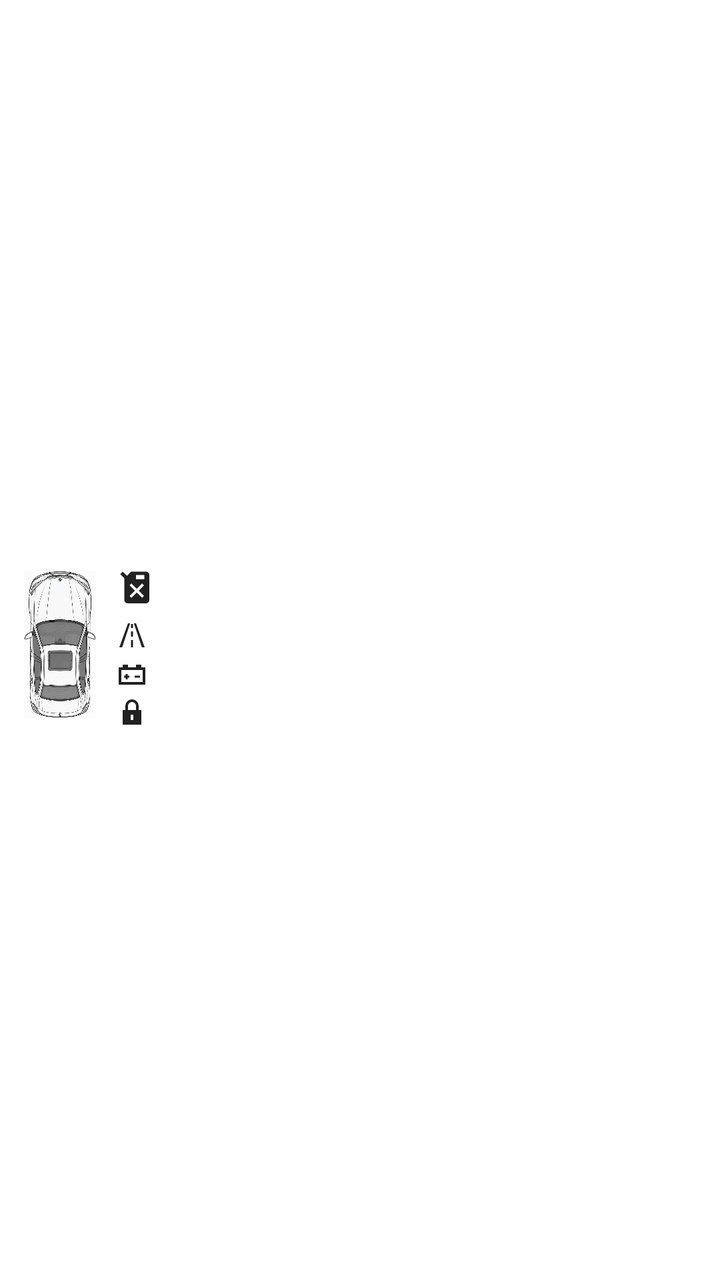
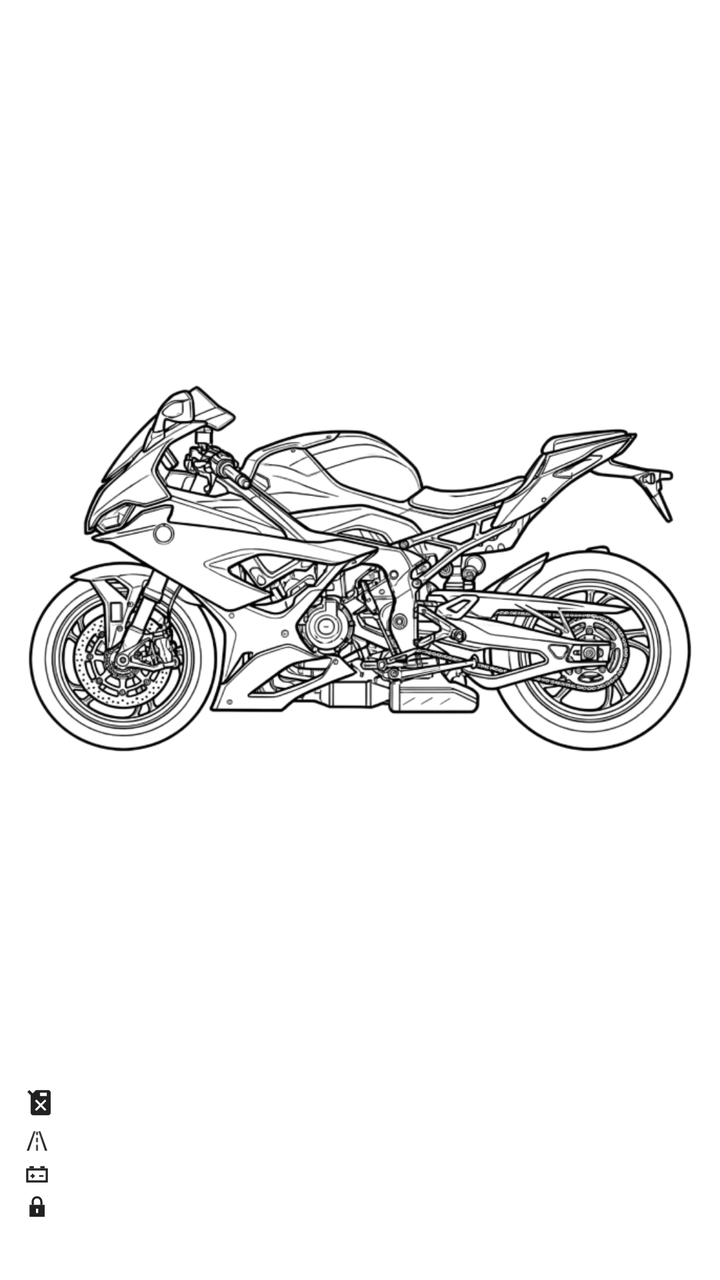

Two renders of the same Android screen: before a commit and after it. Below are the layout's source before the change and the commit's diff.
<!-- AndroidManifest.xml: activity theme WidgetPicker -->
<!-- res/layout/widget_car.xml -->
<?xml version="1.0" encoding="utf-8"?>
<LinearLayout xmlns:android="http://schemas.android.com/apk/res/android"
    android:id="@+id/widget_root"
    android:layout_width="match_parent"
    android:layout_height="match_parent"
    android:background="@drawable/widget_bg"
    android:orientation="vertical"
    android:padding="12dp">

    <TextView
        android:id="@+id/widget_car"
        android:layout_width="match_parent"
        android:layout_height="wrap_content"
        android:maxLines="1"
        android:ellipsize="end"
        android:textColor="@color/widget_title"
        android:textSize="14sp"
        android:textStyle="bold" />

    <LinearLayout
        android:layout_width="match_parent"
        android:layout_height="0dp"
        android:layout_weight="1"
        android:layout_marginTop="4dp"
        android:gravity="center_vertical"
        android:orientation="horizontal">

        
        <ImageView
            android:id="@+id/widget_outline"
            android:layout_width="36dp"
            android:layout_height="match_parent"
            android:layout_marginEnd="10dp"
            android:adjustViewBounds="true"
            android:scaleType="fitCenter"
            android:src="@drawable/car_top"
            android:importantForAccessibility="no" />

        
        <LinearLayout
            android:layout_width="0dp"
            android:layout_height="wrap_content"
            android:layout_weight="1"
            android:orientation="vertical">

            <LinearLayout
                android:layout_width="match_parent"
                android:layout_height="wrap_content"
                android:gravity="center_vertical"
                android:orientation="horizontal">
                <ImageView
                    android:id="@+id/widget_fuel_icon"
                    android:layout_width="20dp"
                    android:layout_height="20dp"
                    android:layout_marginEnd="6dp"
                    android:src="@drawable/ic_widget_fuel" />
                <TextView
                    android:id="@+id/widget_fuel"
                    android:layout_width="0dp"
                    android:layout_height="wrap_content"
                    android:layout_weight="1"
                    android:maxLines="1"
                    android:ellipsize="end"
                    android:textColor="@color/widget_text"
                    android:textSize="20sp"
                    android:textStyle="bold" />
            </LinearLayout>

            <LinearLayout
                android:id="@+id/widget_range_row"
                android:layout_width="match_parent"
                android:layout_height="wrap_content"
                android:layout_marginTop="2dp"
                android:gravity="center_vertical"
                android:orientation="horizontal">
                <ImageView
                    android:id="@+id/widget_range_icon"
                    android:layout_width="16dp"
                    android:layout_height="16dp"
                    android:layout_marginEnd="6dp"
                    android:src="@drawable/ic_widget_range" />
                <TextView
                    android:id="@+id/widget_range"
                    android:layout_width="0dp"
                    android:layout_height="wrap_content"
                    android:layout_weight="1"
                    android:maxLines="1"
                    android:ellipsize="end"
                    android:textColor="@color/widget_text"
                    android:textSize="13sp" />
            </LinearLayout>

            <LinearLayout
                android:id="@+id/widget_battery_row"
                android:layout_width="match_parent"
                android:layout_height="wrap_content"
                android:layout_marginTop="2dp"
                android:gravity="center_vertical"
                android:orientation="horizontal">
                <ImageView
                    android:id="@+id/widget_battery_icon"
                    android:layout_width="16dp"
                    android:layout_height="16dp"
                    android:layout_marginEnd="6dp"
                    android:src="@drawable/ic_widget_battery" />
                <TextView
                    android:id="@+id/widget_battery"
                    android:layout_width="0dp"
                    android:layout_height="wrap_content"
                    android:layout_weight="1"
                    android:maxLines="1"
                    android:ellipsize="end"
                    android:textColor="@color/widget_text"
                    android:textSize="13sp" />
            </LinearLayout>

            
            <LinearLayout
                android:id="@+id/widget_state_row"
                android:layout_width="match_parent"
                android:layout_height="wrap_content"
                android:layout_marginTop="2dp"
                android:gravity="center_vertical"
                android:orientation="horizontal">
                <ImageView
                    android:id="@+id/widget_state_icon"
                    android:layout_width="16dp"
                    android:layout_height="16dp"
                    android:layout_marginEnd="6dp"
                    android:src="@drawable/ic_widget_locked" />
                <TextView
                    android:id="@+id/widget_state"
                    android:layout_width="0dp"
                    android:layout_height="wrap_content"
                    android:layout_weight="1"
                    android:maxLines="2"
                    android:ellipsize="end"
                    android:textColor="@color/widget_text"
                    android:textSize="11sp" />
            </LinearLayout>

            <LinearLayout
                android:id="@+id/widget_tyres_row"
                android:layout_width="match_parent"
                android:layout_height="wrap_content"
                android:layout_marginTop="2dp"
                android:gravity="center_vertical"
                android:orientation="horizontal"
                android:visibility="gone">
                <ImageView
                    android:id="@+id/widget_tyres_icon"
                    android:layout_width="16dp"
                    android:layout_height="16dp"
                    android:layout_marginEnd="6dp"
                    android:src="@drawable/ic_widget_warning" />
                <TextView
                    android:id="@+id/widget_tyres"
                    android:layout_width="0dp"
                    android:layout_height="wrap_content"
                    android:layout_weight="1"
                    android:maxLines="1"
                    android:ellipsize="end"
                    android:textColor="@color/widget_alert"
                    android:textSize="13sp" />
            </LinearLayout>

            
            <TextView
                android:id="@+id/widget_note"
                android:layout_width="match_parent"
                android:layout_height="wrap_content"
                android:layout_marginTop="2dp"
                android:maxLines="3"
                android:ellipsize="end"
                android:textColor="@color/widget_text"
                android:textSize="13sp"
                android:visibility="gone" />
        </LinearLayout>
    </LinearLayout>

    <TextView
        android:id="@+id/widget_time"
        android:layout_width="match_parent"
        android:layout_height="wrap_content"
        android:layout_marginTop="4dp"
        android:maxLines="2"
        android:ellipsize="end"
        android:textColor="@color/widget_muted"
        android:textSize="11sp" />
</LinearLayout>
<!-- resources referenced by this layout -->
<resources>
  <color name="widget_alert">#C62828</color>
  <color name="widget_muted">#757575</color>
  <color name="widget_text">#212121</color>
  <color name="widget_title">#0D47A1</color>
  <!-- drawable car_top: png bitmap (drawable-nodpi, 409857 bytes) -->
  <!-- drawable ic_widget_battery (drawable) -->
  <?xml version="1.0" encoding="utf-8"?>
  <vector xmlns:android="http://schemas.android.com/apk/res/android"
      android:width="24dp"
      android:height="24dp"
      android:viewportWidth="24"
      android:viewportHeight="24">
      <path android:fillColor="@color/widget_text" android:pathData="M5,4.5h4v2H5zM15,4.5h4v2h-4zM6,12.75h4v1.5H6zM7.25,11.5h1.5v4h-1.5zM14,12.75h4v1.5h-4z" />
      <path android:fillColor="@color/widget_text" android:fillType="evenOdd" android:pathData="M2,6.5h20v13H2zM4,8.5v9h16v-9z" />
  </vector>
  <!-- drawable ic_widget_fuel (drawable) -->
  <?xml version="1.0" encoding="utf-8"?>
  <vector xmlns:android="http://schemas.android.com/apk/res/android"
      android:width="24dp"
      android:height="24dp"
      android:viewportWidth="24"
      android:viewportHeight="24">
      <path android:fillColor="@color/widget_text" android:fillType="evenOdd" android:pathData="M5,7L9,3h9a2,2 0,0 1,2 2v15a2,2 0,0 1,-2 2H7a2,2 0,0 1,-2 -2zM12,5v2.5h5V5zM8.2,11.2l1.1,-1.1 3.2,3.2 3.2,-3.2 1.1,1.1 -3.2,3.2 3.2,3.2 -1.1,1.1 -3.2,-3.2 -3.2,3.2 -1.1,-1.1 3.2,-3.2z" />
      <path android:fillColor="@color/widget_text" android:pathData="M2.5,4.5l1.5,-1.5 3,3 -1.5,1.5z" />
  </vector>
  <!-- drawable ic_widget_locked (drawable) -->
  <?xml version="1.0" encoding="utf-8"?>
  <vector xmlns:android="http://schemas.android.com/apk/res/android"
      android:width="24dp"
      android:height="24dp"
      android:viewportWidth="24"
      android:viewportHeight="24">
      <path android:fillColor="@color/widget_text" android:pathData="M7,10V7a5,5 0,0 1,10 0v3h-2V7a3,3 0,0 0,-6 0v3z" />
      <path android:fillColor="@color/widget_text" android:fillType="evenOdd" android:pathData="M5,10h14v11H5zM11,13.5v4h2v-4z" />
  </vector>
  <!-- drawable ic_widget_range (drawable) -->
  <?xml version="1.0" encoding="utf-8"?>
  <vector xmlns:android="http://schemas.android.com/apk/res/android"
      android:width="24dp"
      android:height="24dp"
      android:viewportWidth="24"
      android:viewportHeight="24">
      <path android:fillColor="@color/widget_text" android:pathData="M2.5,21L9,3h1.6L4.6,21zM21.5,21L15,3h-1.6l6,18zM11.2,3.5h1.6v3h-1.6zM11.2,9h1.6v4h-1.6zM11.2,15.5h1.6v5.5h-1.6z" />
  </vector>
  <!-- drawable ic_widget_warning (drawable) -->
  <?xml version="1.0" encoding="utf-8"?>
  <vector xmlns:android="http://schemas.android.com/apk/res/android"
      android:width="24dp"
      android:height="24dp"
      android:viewportWidth="24"
      android:viewportHeight="24">
      <path android:fillColor="@color/widget_text" android:fillType="evenOdd" android:pathData="M12,2L1,21h22zM11,9v6h2V9zM11,17v2h2v-2z" />
  </vector>
  <!-- drawable widget_bg (drawable) -->
  <?xml version="1.0" encoding="utf-8"?>
  <shape xmlns:android="http://schemas.android.com/apk/res/android" android:shape="rectangle">
      <solid android:color="@color/widget_bg" />
      <corners android:radius="20dp" />
  </shape>
  <style name="WidgetPicker" parent="@android:style/Theme.DeviceDefault.Light.NoActionBar">
          <item name="android:windowIsTranslucent">true</item>
          <item name="android:windowBackground">@android:color/transparent</item>
          <item name="android:backgroundDimEnabled">false</item>
          <item name="android:windowAnimationStyle">@null</item>
      </style>
  <color name="widget_bg">#F2FFFFFF</color>
</resources>

<!-- the commit's change to res/layout/widget_car.xml (unified diff, before → after) -->
@@ -14,7 +14,7 @@
         android:maxLines="1"
         android:ellipsize="end"
         android:textColor="@color/widget_title"
-        android:textSize="14sp"
+        android:textSize="13sp"
         android:textStyle="bold" />
 
     <LinearLayout
@@ -22,25 +22,25 @@
         android:layout_height="0dp"
         android:layout_weight="1"
         android:layout_marginTop="4dp"
-        android:gravity="center_vertical"
-        android:orientation="horizontal">
+        android:gravity="center_horizontal"
+        android:orientation="vertical">
 
         
         <ImageView
             android:id="@+id/widget_outline"
-            android:layout_width="36dp"
-            android:layout_height="match_parent"
-            android:layout_marginEnd="10dp"
+            android:layout_width="match_parent"
+            android:layout_height="0dp"
+            android:layout_weight="1"
+            android:layout_marginBottom="6dp"
             android:adjustViewBounds="true"
             android:scaleType="fitCenter"
-            android:src="@drawable/car_top"
+            android:src="@drawable/motorcycle_side"
             android:importantForAccessibility="no" />
 
         
         <LinearLayout
-            android:layout_width="0dp"
+            android:layout_width="match_parent"
             android:layout_height="wrap_content"
-            android:layout_weight="1"
             android:orientation="vertical">
 
             <LinearLayout
@@ -50,8 +50,8 @@
                 android:orientation="horizontal">
                 <ImageView
                     android:id="@+id/widget_fuel_icon"
-                    android:layout_width="20dp"
-                    android:layout_height="20dp"
+                    android:layout_width="16dp"
+                    android:layout_height="16dp"
                     android:layout_marginEnd="6dp"
                     android:src="@drawable/ic_widget_fuel" />
                 <TextView
@@ -62,7 +62,7 @@
                     android:maxLines="1"
                     android:ellipsize="end"
                     android:textColor="@color/widget_text"
-                    android:textSize="20sp"
+                    android:textSize="15sp"
                     android:textStyle="bold" />
             </LinearLayout>
 
@@ -75,8 +75,8 @@
                 android:orientation="horizontal">
                 <ImageView
                     android:id="@+id/widget_range_icon"
-                    android:layout_width="16dp"
-                    android:layout_height="16dp"
+                    android:layout_width="13dp"
+                    android:layout_height="13dp"
                     android:layout_marginEnd="6dp"
                     android:src="@drawable/ic_widget_range" />
                 <TextView
@@ -87,7 +87,7 @@
                     android:maxLines="1"
                     android:ellipsize="end"
                     android:textColor="@color/widget_text"
-                    android:textSize="13sp" />
+                    android:textSize="11sp" />
             </LinearLayout>
 
             <LinearLayout
@@ -99,8 +99,8 @@
                 android:orientation="horizontal">
                 <ImageView
                     android:id="@+id/widget_battery_icon"
-                    android:layout_width="16dp"
-                    android:layout_height="16dp"
+                    android:layout_width="13dp"
+                    android:layout_height="13dp"
                     android:layout_marginEnd="6dp"
                     android:src="@drawable/ic_widget_battery" />
                 <TextView
@@ -111,7 +111,7 @@
                     android:maxLines="1"
                     android:ellipsize="end"
                     android:textColor="@color/widget_text"
-                    android:textSize="13sp" />
+                    android:textSize="11sp" />
             </LinearLayout>
 
             
@@ -124,8 +124,8 @@
                 android:orientation="horizontal">
                 <ImageView
                     android:id="@+id/widget_state_icon"
-                    android:layout_width="16dp"
-                    android:layout_height="16dp"
+                    android:layout_width="13dp"
+                    android:layout_height="13dp"
                     android:layout_marginEnd="6dp"
                     android:src="@drawable/ic_widget_locked" />
                 <TextView
@@ -136,7 +136,7 @@
                     android:maxLines="2"
                     android:ellipsize="end"
                     android:textColor="@color/widget_text"
-                    android:textSize="11sp" />
+                    android:textSize="10sp" />
             </LinearLayout>
 
             <LinearLayout
@@ -149,8 +149,8 @@
                 android:visibility="gone">
                 <ImageView
                     android:id="@+id/widget_tyres_icon"
-                    android:layout_width="16dp"
-                    android:layout_height="16dp"
+                    android:layout_width="13dp"
+                    android:layout_height="13dp"
                     android:layout_marginEnd="6dp"
                     android:src="@drawable/ic_widget_warning" />
                 <TextView
@@ -161,7 +161,7 @@
                     android:maxLines="1"
                     android:ellipsize="end"
                     android:textColor="@color/widget_alert"
-                    android:textSize="13sp" />
+                    android:textSize="11sp" />
             </LinearLayout>
 
             
@@ -173,7 +173,7 @@
                 android:maxLines="3"
                 android:ellipsize="end"
                 android:textColor="@color/widget_text"
-                android:textSize="13sp"
+                android:textSize="11sp"
                 android:visibility="gone" />
         </LinearLayout>
     </LinearLayout>
@@ -186,5 +186,5 @@
         android:maxLines="2"
         android:ellipsize="end"
         android:textColor="@color/widget_muted"
-        android:textSize="11sp" />
+        android:textSize="10sp" />
 </LinearLayout>
<!-- resource entries referenced after the edit -->
@@ -4,7 +4,6 @@
   <color name="widget_muted">#757575</color>
   <color name="widget_text">#212121</color>
   <color name="widget_title">#0D47A1</color>
-  <!-- drawable car_top: png bitmap (drawable-nodpi, 409857 bytes) -->
   <!-- drawable ic_widget_battery (drawable) -->
   <?xml version="1.0" encoding="utf-8"?>
   <vector xmlns:android="http://schemas.android.com/apk/res/android"
@@ -53,6 +52,7 @@
       android:viewportHeight="24">
       <path android:fillColor="@color/widget_text" android:fillType="evenOdd" android:pathData="M12,2L1,21h22zM11,9v6h2V9zM11,17v2h2v-2z" />
   </vector>
+  <!-- drawable motorcycle_side: png bitmap (drawable-nodpi, 146397 bytes) -->
   <!-- drawable widget_bg (drawable) -->
   <?xml version="1.0" encoding="utf-8"?>
   <shape xmlns:android="http://schemas.android.com/apk/res/android" android:shape="rectangle">
